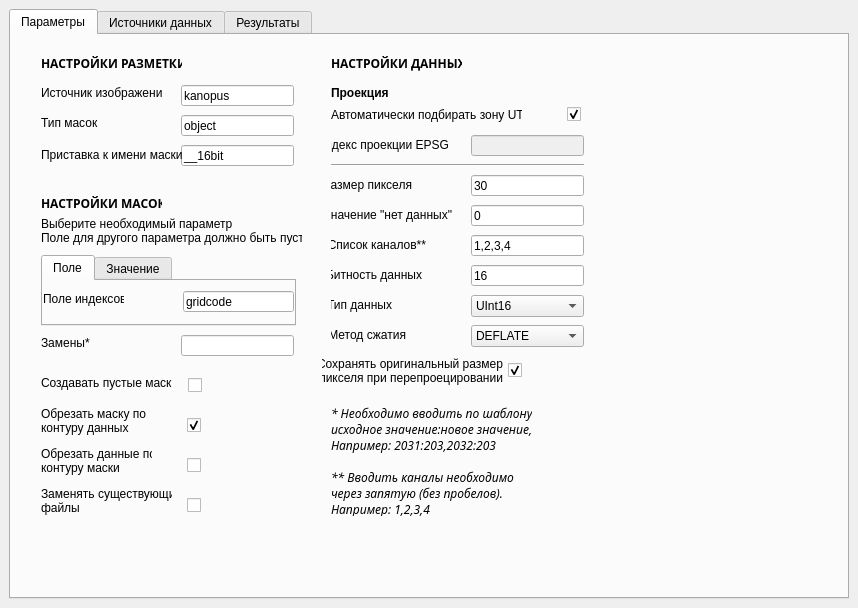
This is Razmetka_dockwidget_base.ui in sergsadkov/trainset as Qt 5 draws it before an edit. The edited form follows.
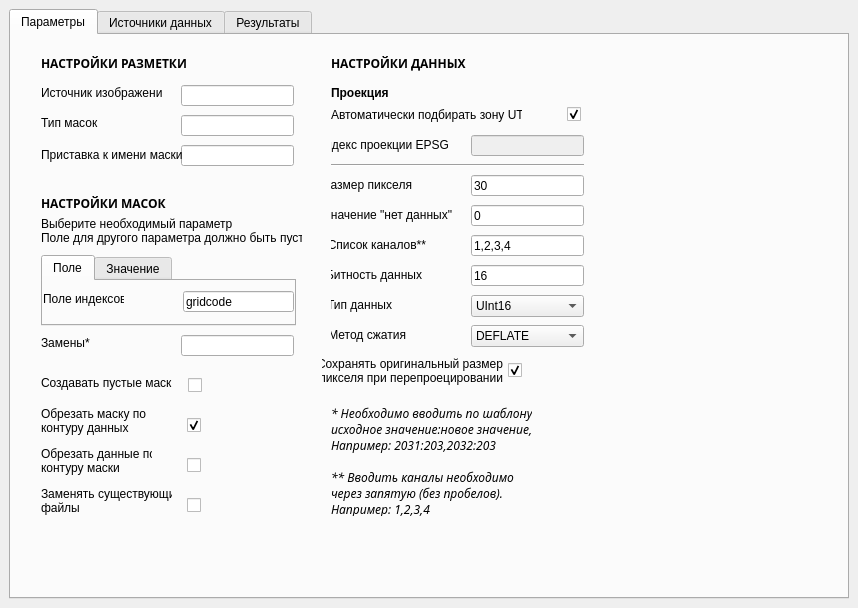
This is the edited form. The open tabs and pages were chosen to show the change.

Commit message: Fixed default values in the interface

Patch:
```diff
--- a/Razmetka_dockwidget_base.ui
+++ b/Razmetka_dockwidget_base.ui
@@ -90,7 +90,7 @@
          <rect>
           <x>30</x>
           <y>20</y>
-          <width>141</width>
+          <width>251</width>
           <height>16</height>
          </rect>
         </property>
@@ -103,7 +103,6 @@
         <property name="font">
          <font>
           <family>AcadEref</family>
-          <weight>75</weight>
           <italic>false</italic>
           <bold>true</bold>
          </font>
@@ -128,7 +127,7 @@
          </sizepolicy>
         </property>
         <property name="text">
-         <string>kanopus</string>
+         <string/>
         </property>
        </widget>
        <widget class="QLabel" name="label__set_satid">
@@ -191,7 +190,7 @@
          </sizepolicy>
         </property>
         <property name="text">
-         <string>object</string>
+         <string/>
         </property>
        </widget>
        <widget class="QLineEdit" name="lineEditPar__set_appendix">
@@ -210,7 +209,7 @@
          </sizepolicy>
         </property>
         <property name="text">
-         <string>__16bit</string>
+         <string/>
         </property>
        </widget>
        <widget class="QLabel" name="label__set_appendix">
@@ -240,7 +239,7 @@
          <rect>
           <x>30</x>
           <y>160</y>
-          <width>121</width>
+          <width>251</width>
           <height>16</height>
          </rect>
         </property>
@@ -253,7 +252,6 @@
         <property name="font">
          <font>
           <family>AcadEref</family>
-          <weight>75</weight>
           <italic>false</italic>
           <bold>true</bold>
          </font>
@@ -358,7 +356,7 @@
          <rect>
           <x>320</x>
           <y>20</y>
-          <width>131</width>
+          <width>251</width>
           <height>16</height>
          </rect>
         </property>
@@ -371,7 +369,6 @@
         <property name="font">
          <font>
           <family>AcadEref</family>
-          <weight>75</weight>
           <italic>false</italic>
           <bold>true</bold>
          </font>
```
Left out of the diff: 22 changed lines with no effect on the pictures.
